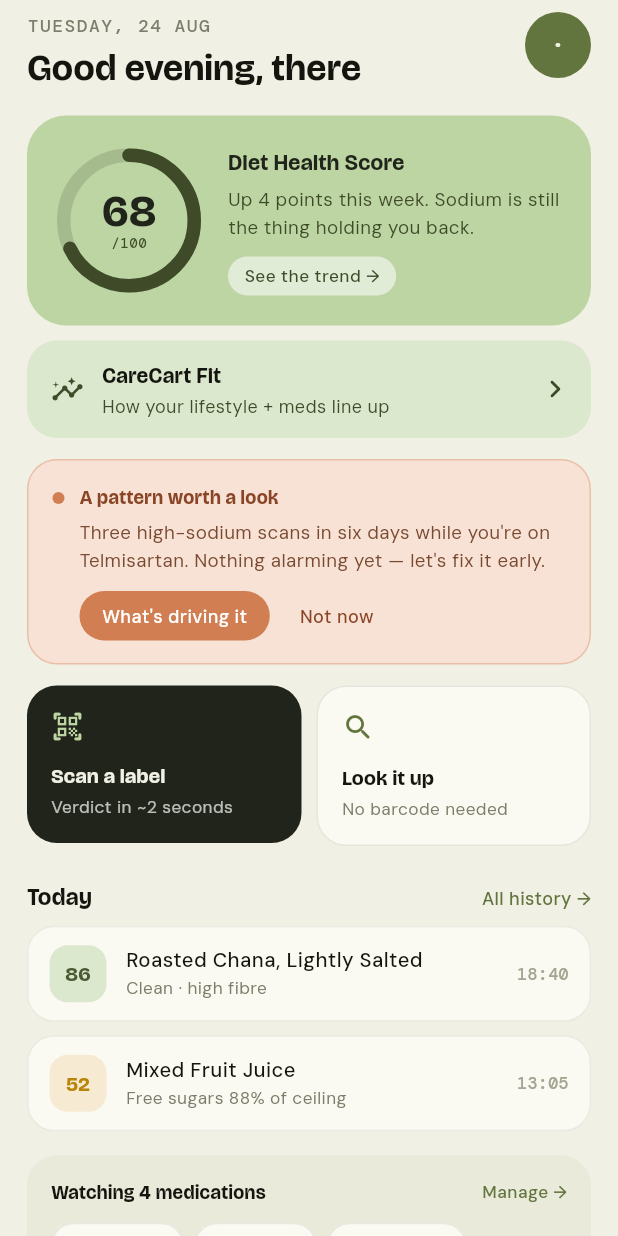
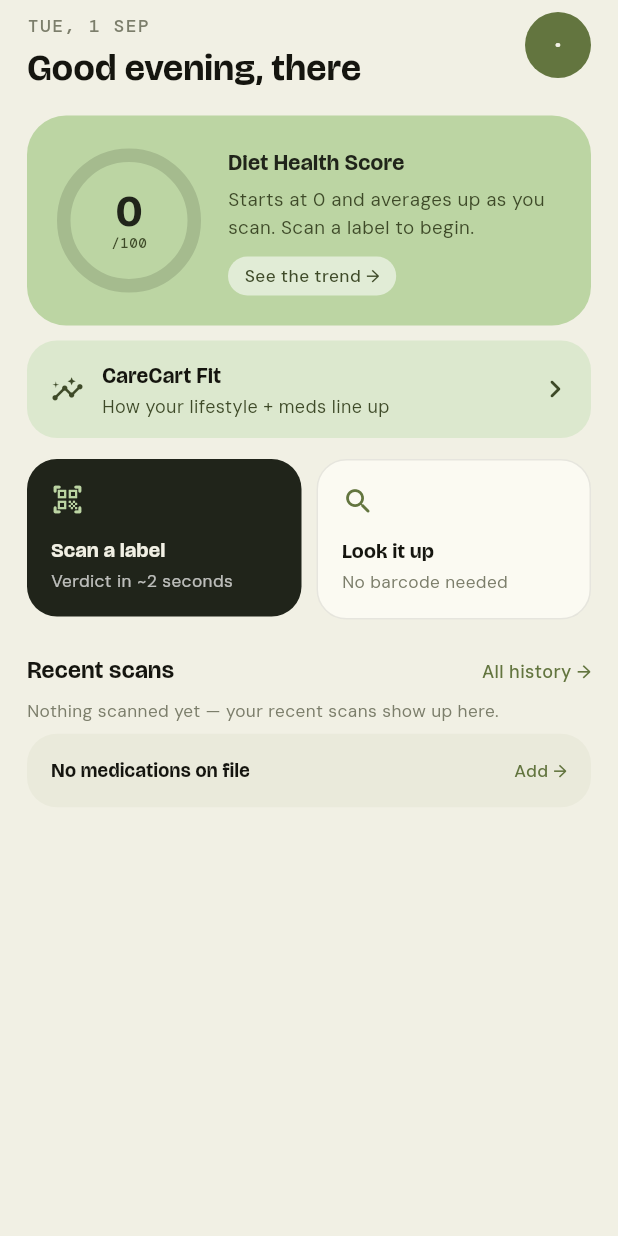
Before and after one commit to 5hriinidhi/carecart, a Flutter app: the HomeScreen widget shown alone on an empty page, opened directly, on a phone screen of 412 x 824 dp. Run offline on Flutter 3.47's test engine with Material 3 defaults, Android fonts, the phone set to English and light mode, and no system bars; our stand-ins replace dio, fl_chart, flutter_local_notifications, flutter_riverpod, flutter_secure_storage, flutter_timezone and 2 more; missing offline and left inert: mobile_scanner; accounts and stored records are empty; network calls fail.

Commit message:
feat(home,trends): kill the hardcoded home + trends data
A fresh account no longer shows a fixture nudge, a "68" diet score, "watching
4 medications", or fake "today" scans.

- Home Diet Health Score ring: real /analytics/trends value, 0 until the first
  scan, subtitle derived from the 7-day delta + trend.
- Home nudge card ("A pattern worth a look"): only rendered when /nudges has
  actually produced one; uses the real message.
- Home "Recent scans": real /history rows (or "nothing scanned yet"); the
  medications card shows the real count + names (or "No medications on file").
- Header date is today's actual date.
- Trends screen: dropped the fixture "Nutrient trajectories" and the hardcoded
  "you swapped instant noodles…" copy; a "where it stands" summary is derived
  from the live trend. The score card + chart were already real.
- Tests: sampleWeeklyTrends / sampleHistory helpers; the two scroll-persistence
  tests now scroll History (reliably tall). 288 mobile tests pass.

Co-Authored-By: Claude Sonnet 5 <noreply@anthropic.com>
Claude-Session: https://claude.ai/code/session_016XmNjy69YgbBBnxbFw4F1o

```diff
--- a/mobile/lib/src/features/home/home_screen.dart
+++ b/mobile/lib/src/features/home/home_screen.dart
@@ -3,14 +3,25 @@ import 'dart:math' as math;
 import 'package:flutter/material.dart';
 import 'package:flutter_riverpod/flutter_riverpod.dart';
 
+import '../../core/analytics_api.dart';
 import '../../core/build_config.dart';
+import '../../core/history_api.dart';
 import '../../core/me_api.dart';
+import '../../core/nudges_api.dart';
 import '../../core/text.dart';
 import '../../core/theme.dart';
+import '../../core/vault_api.dart';
 import '../../core/widgets.dart';
-import '../../fixtures/demo_data.dart';
 
-/// Static home screen — turn `1a` / `state.screen == 'home'` in CareCart App.dc.html.
+const _kWeekdays = ['Mon', 'Tue', 'Wed', 'Thu', 'Fri', 'Sat', 'Sun'];
+const _kMonths = [
+  'Jan', 'Feb', 'Mar', 'Apr', 'May', 'Jun',
+  'Jul', 'Aug', 'Sep', 'Oct', 'Nov', 'Dec'
+];
+
+/// Home — turn `1a` / `state.screen == 'home'`. Wired to /me, /analytics/trends,
+/// /nudges and /history — everything below the greeting is the user's own data
+/// (or an empty state), never a fixture.
 class HomeScreen extends ConsumerWidget {
   const HomeScreen({super.key, this.onNav, this.onScan, this.onOpenProfiles});
   final void Function(String route)? onNav;
@@ -24,6 +35,35 @@ class HomeScreen extends ConsumerWidget {
     final me = ref.watch(meProvider).asData?.value ?? const MeInfo();
     final firstName = me.firstName;
     final initial = me.initial;
+
+    // Diet Health Score — real, starts at 0 and averages up as scans come in.
+    final trends = ref.watch(trendsProvider).asData?.value;
+    final t = trends is TrendsLoaded ? trends.trends : null;
+    final hasTrend = t != null && !t.isEmpty;
+    final dhs = hasTrend ? t.dietHealthScore : 0;
+    final dhsDelta = hasTrend ? t.deltaSevenDay : 0;
+    final dhsSub = !hasTrend
+        ? 'Starts at 0 and averages up as you scan. Scan a label to begin.'
+        : '${dhsDelta > 0 ? 'Up $dhsDelta' : dhsDelta < 0 ? 'Down ${-dhsDelta}' : 'Steady'} '
+            'over the last 7 days · ${t.trend}.';
+
+    // Proactive nudge — only when the engine has actually produced one.
+    final nudges = ref.watch(nudgesProvider).asData?.value;
+    final nudge = (nudges is NudgesLoaded && nudges.page.items.isNotEmpty)
+        ? nudges.page.items.first
+        : null;
+
+    // Recent scans for the "Today" list.
+    final history = ref.watch(historyPageProvider).asData?.value;
+    final recent = switch (history) {
+      HistoryLoaded(:final page) => page.items.take(4).toList(),
+      HistoryOffline(:final items) => items.take(4).toList(),
+      _ => const <ScanHistoryEntry>[],
+    };
+
+    final now = DateTime.now();
+    final todayLabel =
+        '${_kWeekdays[now.weekday - 1]}, ${now.day} ${_kMonths[now.month - 1]}';
     return CcScreen(
       background: Cc.paper,
       child: ListView(
@@ -39,7 +79,7 @@ class HomeScreen extends ConsumerWidget {
                     crossAxisAlignment: CrossAxisAlignment.start,
                     children: [
                       Row(children: [
-                        Text(kTodayLabel.toUpperCase(),
+                        Text(todayLabel.toUpperCase(),
                             style: CcText.label
                                 .copyWith(fontSize: 12, letterSpacing: 0.96)),
                         if (kDemoMode) ...[
@@ -95,12 +135,12 @@ class HomeScreen extends ConsumerWidget {
                       width: 96,
                       height: 96,
                       child: CustomPaint(
-                        painter: _RingPainter(kDietScore / 100),
+                        painter: _RingPainter(dhs / 100),
                         child: Center(
                           child: Column(
                             mainAxisSize: MainAxisSize.min,
                             children: [
-                              Text('$kDietScore',
+                              Text('$dhs',
                                   style: const TextStyle(
                                       fontFamily: 'Bricolage',
                                       fontSize: 30,
@@ -127,9 +167,9 @@ class HomeScreen extends ConsumerWidget {
                                   fontWeight: FontWeight.w700,
                                   color: Cc.inkSoft)),
                           const SizedBox(height: 5),
-                          Text(
-                              'Up 4 points this week. Sodium is still the thing holding you back.',
-                              style: CcText.body.copyWith(color: Cc.oliveDark, fontSize: 12.5)),
+                          Text(dhsSub,
+                              style: CcText.body
+                                  .copyWith(color: Cc.oliveDark, fontSize: 12.5)),
                           const SizedBox(height: 10),
                           Container(
                             padding: const EdgeInsets.symmetric(horizontal: 11, vertical: 5),
@@ -186,7 +226,8 @@ class HomeScreen extends ConsumerWidget {
             ),
             const SizedBox(height: 14),
 
-            // proactive nudge
+            // proactive nudge — only once the engine has produced one
+            if (nudge != null) ...[
               Container(
                 padding: const EdgeInsets.fromLTRB(16, 15, 16, 15),
                 decoration: BoxDecoration(
@@ -201,8 +242,8 @@ class HomeScreen extends ConsumerWidget {
                         margin: const EdgeInsets.only(top: 6),
                         width: 8,
                         height: 8,
-                      decoration:
-                          const BoxDecoration(color: Cc.accentDeep, shape: BoxShape.circle)),
+                        decoration: const BoxDecoration(
+                            color: Cc.accentDeep, shape: BoxShape.circle)),
                     const SizedBox(width: 10),
                     Expanded(
                       child: Column(
@@ -215,16 +256,12 @@ class HomeScreen extends ConsumerWidget {
                                   fontWeight: FontWeight.w700,
                                   color: Color(0xFF8A4526))),
                           const SizedBox(height: 4),
-                        Text(
-                            "Three high-sodium scans in six days while you're on Telmisartan. "
-                            "Nothing alarming yet — let's fix it early.",
-                            style: CcText.body.copyWith(color: const Color(0xFF7A4A31))),
+                          Text(nudge.message,
+                              maxLines: 3,
+                              overflow: TextOverflow.ellipsis,
+                              style: CcText.body
+                                  .copyWith(color: const Color(0xFF7A4A31))),
                           const SizedBox(height: 11),
-                        Wrap(
-                          spacing: 8,
-                          runSpacing: 6,
-                          crossAxisAlignment: WrapCrossAlignment.center,
-                          children: [
                           GestureDetector(
                             onTap: () => onNav?.call('nudge'),
                             child: Container(
@@ -241,17 +278,6 @@ class HomeScreen extends ConsumerWidget {
                                       color: Colors.white)),
                             ),
                           ),
-                            const Padding(
-                              padding: EdgeInsets.symmetric(horizontal: 12, vertical: 8),
-                              child: Text('Not now',
-                                  style: TextStyle(
-                                      fontFamily: 'DMSans',
-                                      fontSize: 12,
-                                      fontWeight: FontWeight.w500,
-                                      color: Color(0xFF8A4526))),
-                            ),
-                          ],
-                        ),
                         ],
                       ),
                     ),
@@ -259,6 +285,7 @@ class HomeScreen extends ConsumerWidget {
                 ),
               ),
               const SizedBox(height: 14),
+            ],
 
             // action tiles
             Row(
@@ -287,47 +314,80 @@ class HomeScreen extends ConsumerWidget {
             ),
             const SizedBox(height: 24),
 
-            CcSectionHead('Today',
+            CcSectionHead('Recent scans',
                 trailing: 'All history →', onTrailing: () => onNav?.call('history')),
             const SizedBox(height: 10),
-            for (final s in kTodayScans) ...[
-              _ScanRow(scan: s),
+            if (recent.isEmpty)
+              Text('Nothing scanned yet — your recent scans show up here.',
+                  style: CcText.bodySm.copyWith(color: Cc.muted))
+            else
+              for (final e in recent) ...[
+                _ScanRow(
+                  name: e.productName,
+                  note: e.tier[0].toUpperCase() + e.tier.substring(1),
+                  score: e.score,
+                  when: _hhmm(e.scannedAt),
+                ),
                 const SizedBox(height: 9),
               ],
 
             const SizedBox(height: 7),
-            GestureDetector(
-              onTap: () => onNav?.call('meds'),
+            _MedsCard(onOpen: () => onNav?.call('meds')),
+          ],
+        ),
+    );
+  }
+}
+
+class _MedsCard extends ConsumerWidget {
+  const _MedsCard({required this.onOpen});
+  final VoidCallback onOpen;
+
+  @override
+  Widget build(BuildContext context, WidgetRef ref) {
+    final async = ref.watch(medicationsProvider);
+    final meds = switch (async.asData?.value) {
+      MedicationsLoaded(:final items) => items,
+      _ => const <Medication>[],
+    };
+    return GestureDetector(
+      onTap: onOpen,
       child: Container(
         padding: const EdgeInsets.fromLTRB(16, 15, 16, 15),
         decoration: BoxDecoration(
-                    color: const Color(0xFFEAEADB), borderRadius: BorderRadius.circular(20)),
+            color: const Color(0xFFEAEADB),
+            borderRadius: BorderRadius.circular(20)),
         child: Column(
           crossAxisAlignment: CrossAxisAlignment.start,
           children: [
             Row(
               children: [
-                        const Expanded(
-                          child: Text('Watching 4 medications',
-                              style: TextStyle(
+                Expanded(
+                  child: Text(
+                      meds.isEmpty
+                          ? 'No medications on file'
+                          : 'Watching ${meds.length} medication${meds.length == 1 ? '' : 's'}',
+                      style: const TextStyle(
                           fontFamily: 'Bricolage',
                           fontSize: 13,
                           fontWeight: FontWeight.w700,
                           color: Cc.ink)),
                 ),
-                        Text('Manage →',
+                Text(meds.isEmpty ? 'Add →' : 'Manage →',
                     style: CcText.bodySm
                         .copyWith(color: Cc.olive, fontWeight: FontWeight.w500)),
               ],
             ),
+            if (meds.isNotEmpty) ...[
               const SizedBox(height: 11),
               Wrap(
                 spacing: 7,
                 runSpacing: 7,
                 children: [
-                        for (final m in kMeds)
+                  for (final m in meds)
                     Container(
-                            padding: const EdgeInsets.symmetric(horizontal: 11, vertical: 6),
+                      padding: const EdgeInsets.symmetric(
+                          horizontal: 11, vertical: 6),
                       decoration: BoxDecoration(
                         color: Cc.paperRaised,
                         borderRadius: BorderRadius.circular(999),
@@ -339,10 +399,8 @@ class HomeScreen extends ConsumerWidget {
                 ],
               ),
             ],
+          ],
         ),
-              ),
-            ),
-          ],
       ),
     );
   }
@@ -394,9 +452,21 @@ class _ActionTile extends StatelessWidget {
   }
 }
 
+String _hhmm(DateTime dt) {
+  final l = dt.toLocal();
+  return '${l.hour.toString().padLeft(2, '0')}:${l.minute.toString().padLeft(2, '0')}';
+}
+
 class _ScanRow extends StatelessWidget {
-  const _ScanRow({required this.scan});
-  final DemoScan scan;
+  const _ScanRow(
+      {required this.name,
+      required this.note,
+      required this.score,
+      required this.when});
+  final String name;
+  final String note;
+  final int score;
+  final String when;
 
   @override
   Widget build(BuildContext context) {
@@ -409,23 +479,23 @@ class _ScanRow extends StatelessWidget {
       ),
       child: Row(
         children: [
-          CcScoreChip(scan.score),
+          CcScoreChip(score),
           const SizedBox(width: 13),
           Expanded(
             child: Column(
               crossAxisAlignment: CrossAxisAlignment.start,
               children: [
-                Text(scan.name,
+                Text(name,
                     maxLines: 1,
                     overflow: TextOverflow.ellipsis,
                     style: CcText.listTitle),
                 const SizedBox(height: 2),
-                Text(scan.note, style: CcText.bodySm.copyWith(color: Cc.muted)),
+                Text(note, style: CcText.bodySm.copyWith(color: Cc.muted)),
               ],
             ),
           ),
           const SizedBox(width: 8),
-          Text(scan.when, style: CcText.mono.copyWith(color: const Color(0xFFA3A491))),
+          Text(when, style: CcText.mono.copyWith(color: const Color(0xFFA3A491))),
         ],
       ),
     );
```
Also changed, not shown: mobile/lib/src/features/trends/trends_screen.dart (+26 -91 lines), 5 other files. Lines whose indentation alone changed are shown as unchanged.
